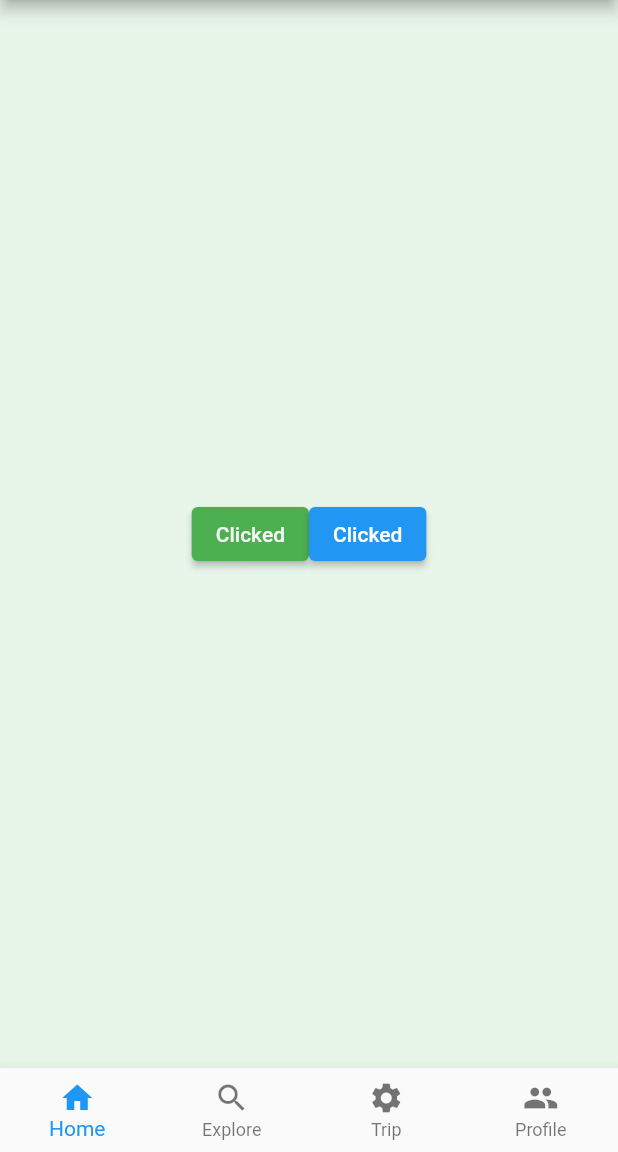
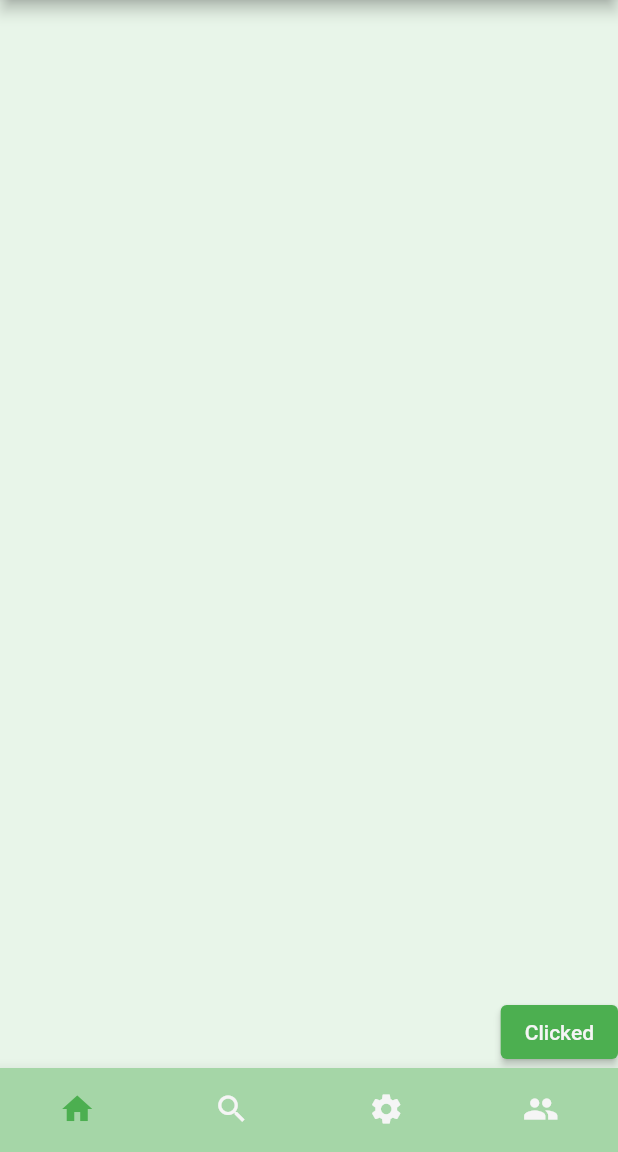
Before and after one commit to Mudennn/hiking_app, a Flutter app: the screen it shows after launch, after a tap on "Click", on a phone screen of 412 x 824 dp, the part 84-1236 px from its top. Run offline on Flutter 3.47's test engine with Material 2 defaults, Android fonts, the light colour scheme and no system bars.

Commit message:
bottom nav v2

```diff
--- a/lib/main.dart
+++ b/lib/main.dart
@@ -26,37 +26,49 @@ class _HikingAppState extends State<HikingApp> {
         ),
         // body: const Text('Hello Damian!'),
         body: Center(
-            child: currentIndex == 0 ? Container(
+            child: currentIndex == 0
+                ? Container(
                     // untuk width screen
                     width: double.infinity,
                     height: double.infinity,
                     color: Colors.green[50], //background color untuk button
                     child: Row(
                       // alignment kepada row
-            mainAxisAlignment: MainAxisAlignment.center, //widget position
-            crossAxisAlignment: CrossAxisAlignment.center,
+                      mainAxisAlignment:
+                          MainAxisAlignment.end, //widget position
+                      crossAxisAlignment: CrossAxisAlignment.end,
                       children: [
                         ElevatedButton(
                             style: ElevatedButton.styleFrom(
-                      foregroundColor: Colors.grey[100], backgroundColor: Colors.green[500]),
+                                foregroundColor: Colors.grey[100],
+                                backgroundColor: Colors.green[500],
+                                ),
                             onPressed: () {
                               setState(() {
                                 buttonName = 'Clicked';
                               });
                             },
                             child: Text(buttonName)),
-              ElevatedButton(
-                  onPressed: () {
-                    setState(() {
-                      buttonName = 'Clicked';
-                    });
-                  },
-                  child: Text(buttonName)),
+                        // ElevatedButton(
+                        //     onPressed: () {
+                        //       setState(() {
+                        //         buttonName = 'Clicked';
+                        //       });
+                        //     },
+                        //     child: Text(buttonName)),
                       ],
                     ),
-        ): const SizedBox() ) ,
+                  )
+                : const SizedBox()),
         bottomNavigationBar: BottomNavigationBar(
           type: BottomNavigationBarType.fixed,
+          showSelectedLabels: false,
+          showUnselectedLabels: false,
+          backgroundColor: Colors.green[200],
+          selectedIconTheme: IconThemeData(
+            color: Colors.green[500],
+          ),
+          unselectedItemColor: Colors.grey[100],
           items: const [
             BottomNavigationBarItem(label: 'Home', icon: Icon(Icons.home)),
             BottomNavigationBarItem(label: 'Explore', icon: Icon(Icons.search)),
```
Lines whose indentation alone changed are shown as unchanged.
